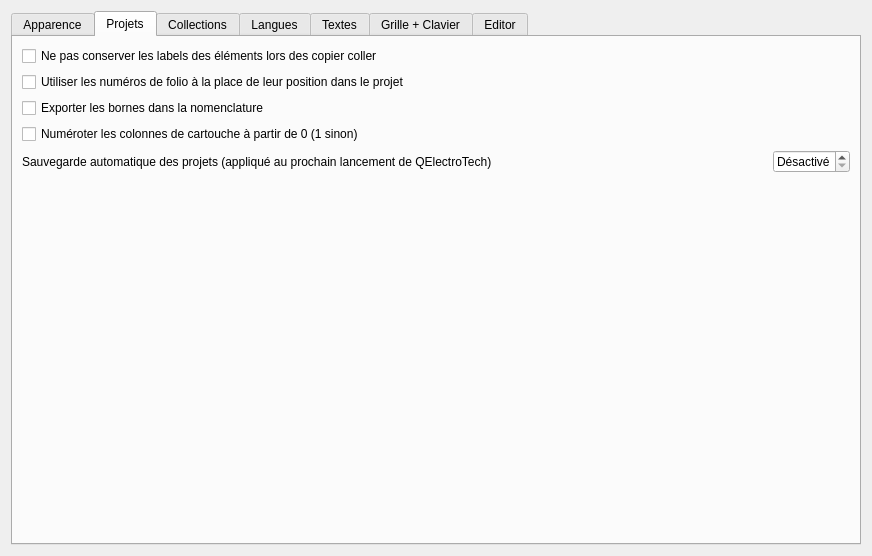
Above: sources/ui/configpage/generalconfigurationpage.ui from qelectrotech/qelectrotech-source-mirror before the change. Below: the same form after it.
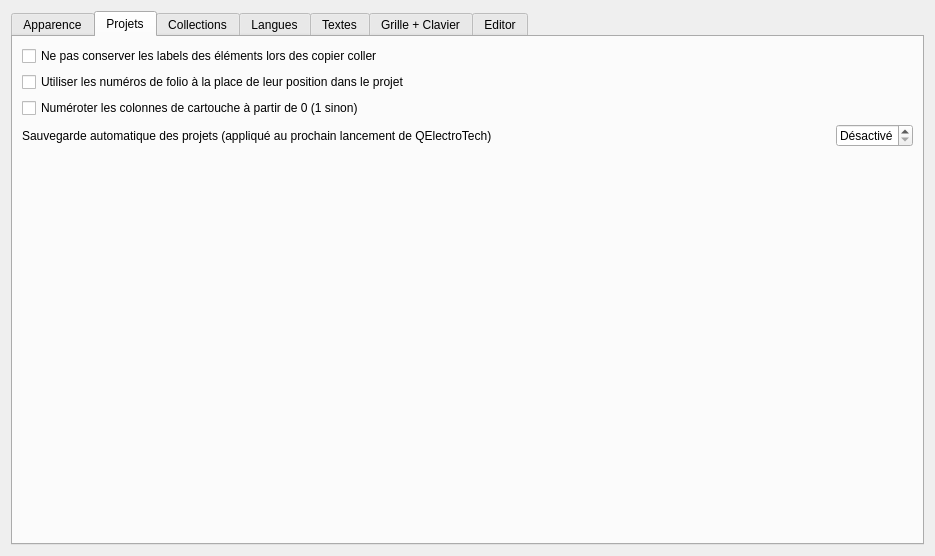
That is the form after the change.

Commit message:
refactor(diagram editor): remove unused checkbox
Remove the checkbox "export terminal in nomenclature" in the general
configuration page because it's a dead code.

The edit to the form file:
```diff
--- a/sources/ui/configpage/generalconfigurationpage.ui
+++ b/sources/ui/configpage/generalconfigurationpage.ui
@@ -6,7 +6,7 @@
    <rect>
     <x>0</x>
     <y>0</y>
-    <width>872</width>
+    <width>935</width>
     <height>556</height>
    </rect>
   </property>
@@ -128,41 +128,21 @@
        <string>Projets</string>
       </attribute>
       <layout class="QGridLayout" name="gridLayout_2">
-       <item row="4" column="1">
-        <spacer name="horizontalSpacer">
-         <property name="orientation">
-          <enum>Qt::Horizontal</enum>
+       <item row="1" column="0">
+        <widget class="QCheckBox" name="m_use_folio_label">
+         <property name="text">
+          <string>Utiliser les numéros de folio à la place de leur position dans le projet</string>
          </property>
-         <property name="sizeHint" stdset="0">
-          <size>
-           <width>40</width>
-           <height>20</height>
-          </size>
-         </property>
-        </spacer>
+        </widget>
        </item>
-       <item row="4" column="0">
+       <item row="3" column="0">
         <widget class="QLabel" name="label">
          <property name="text">
           <string>Sauvegarde automatique des projets (appliqué au prochain lancement de QElectroTech)</string>
          </property>
         </widget>
        </item>
-       <item row="0" column="0">
-        <widget class="QCheckBox" name="m_save_label_paste">
-         <property name="text">
-          <string>Ne pas conserver les labels des éléments lors des copier coller</string>
-         </property>
-        </widget>
-       </item>
-       <item row="3" column="0">
-        <widget class="QCheckBox" name="m_border_0">
-         <property name="text">
-          <string extracomment="Choix de l'increment de depart 1 ou 0">Numéroter les colonnes de cartouche à partir de 0 (1 sinon)</string>
-         </property>
-        </widget>
-       </item>
-       <item row="4" column="2">
+       <item row="3" column="2">
         <widget class="QSpinBox" name="m_autosave_sb">
          <property name="frame">
           <bool>true</bool>
@@ -184,14 +164,14 @@
          </property>
         </widget>
        </item>
-       <item row="1" column="0">
-        <widget class="QCheckBox" name="m_use_folio_label">
+       <item row="0" column="0">
+        <widget class="QCheckBox" name="m_save_label_paste">
          <property name="text">
-          <string>Utiliser les numéros de folio à la place de leur position dans le projet</string>
+          <string>Ne pas conserver les labels des éléments lors des copier coller</string>
          </property>
         </widget>
        </item>
-       <item row="5" column="0">
+       <item row="4" column="0">
         <spacer name="verticalSpacer_2">
          <property name="orientation">
           <enum>Qt::Vertical</enum>
@@ -204,10 +184,23 @@
          </property>
         </spacer>
        </item>
+       <item row="3" column="1">
+        <spacer name="horizontalSpacer">
+         <property name="orientation">
+          <enum>Qt::Horizontal</enum>
+         </property>
+         <property name="sizeHint" stdset="0">
+          <size>
+           <width>40</width>
+           <height>20</height>
+          </size>
+         </property>
+        </spacer>
+       </item>
        <item row="2" column="0">
-        <widget class="QCheckBox" name="m_export_terminal">
+        <widget class="QCheckBox" name="m_border_0">
          <property name="text">
-          <string>Exporter les bornes dans la nomenclature</string>
+          <string extracomment="Choix de l'increment de depart 1 ou 0">Numéroter les colonnes de cartouche à partir de 0 (1 sinon)</string>
          </property>
         </widget>
        </item>
```
Left out of the diff: 1 changed line with no effect on the pictures. The commit also changes 1 other file.
